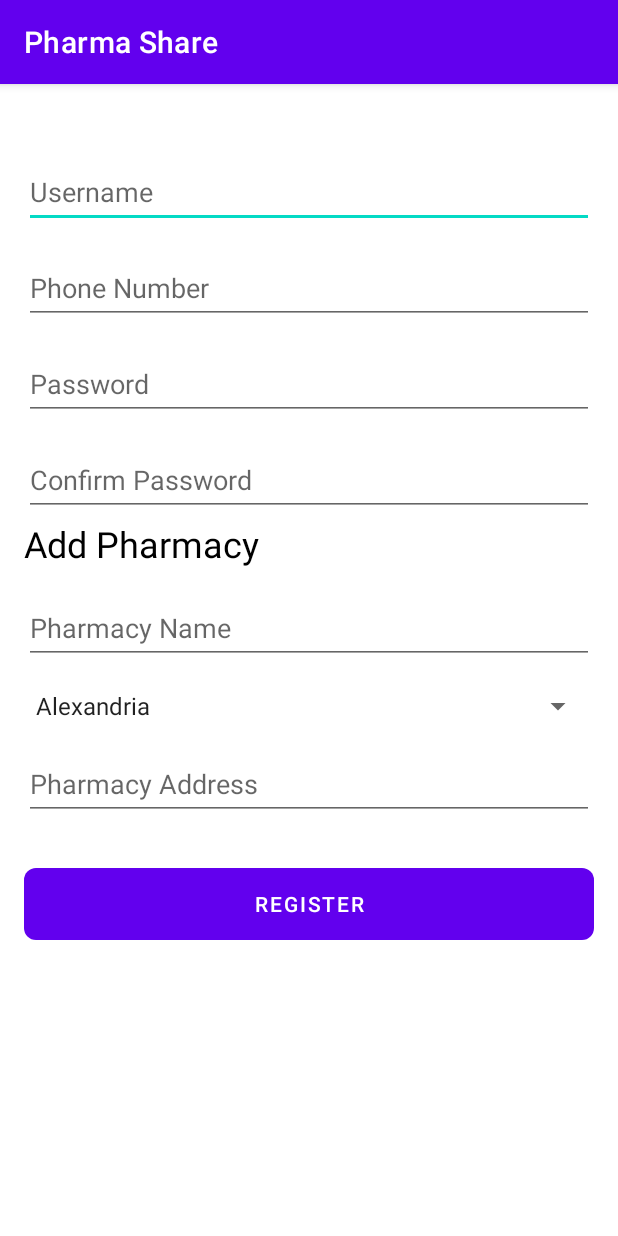
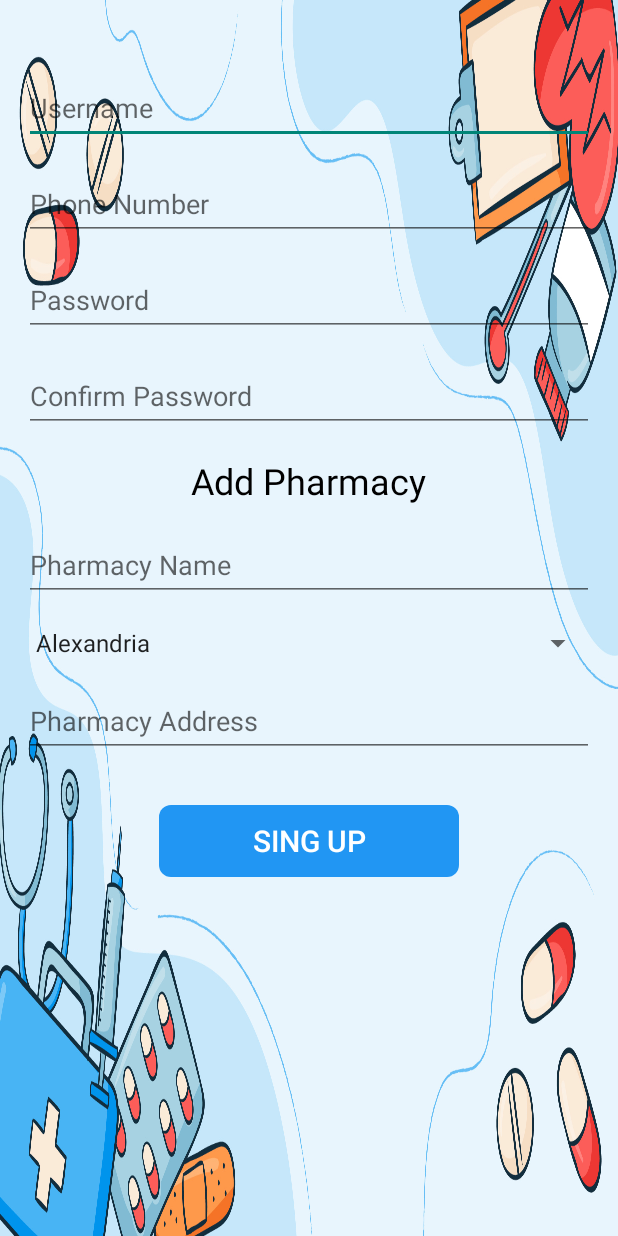
Before and after one commit to ziad-ezzat/PharmaShare, an Android app: the RegisterActivity screen opened directly, with no data from a screen before it, on a phone screen of 412 x 824 dp. Run offline under Robolectric (Android 15) with nearby library versions, the phone set to English and light mode, and no system bars.

Commit message:
intial commit in design

```diff
--- a/app/src/main/res/layout/activity_home.xml
+++ b/app/src/main/res/layout/activity_home.xml
@@ -4,7 +4,7 @@
     xmlns:tools="http://schemas.android.com/tools"
     android:layout_width="match_parent"
     android:layout_height="match_parent"
-    tools:context=".app.Home">
+    tools:context=".app.activities.HomeActivity">
 
     <FrameLayout
         android:id="@+id/home_frame"
@@ -21,7 +21,7 @@
         android:layout_height="0dp"
         android:clipToPadding="true"
         app:itemIconSize="32dp"
-        app:itemIconTint="@color/black"
+        app:itemIconTint="@color/white"
         app:labelVisibilityMode="unlabeled"
         app:layout_constraintBottom_toBottomOf="parent"
         app:layout_constraintEnd_toEndOf="parent"
--- a/app/src/main/res/layout/activity_register.xml
+++ b/app/src/main/res/layout/activity_register.xml
@@ -1,65 +1,63 @@
-<RelativeLayout
+<LinearLayout
     xmlns:android="http://schemas.android.com/apk/res/android"
     android:layout_width="match_parent"
     android:layout_height="match_parent"
-    android:padding="16dp">
+    android:padding="16dp"
+    android:orientation="vertical"
+    android:background="@drawable/back_ground">
 
     <EditText
         android:id="@+id/editTextUsername"
         android:layout_width="match_parent"
         android:layout_height="wrap_content"
         android:hint="Username"
-        android:layout_marginTop="32dp"
-        android:minHeight="48dp" />
+        android:minHeight="48dp"
+        android:layout_marginTop="32dp" />
 
     <EditText
         android:id="@+id/editTextPhoneNumber"
         android:layout_width="match_parent"
         android:layout_height="wrap_content"
-        android:layout_below="@id/editTextUsername"
-        android:layout_marginTop="16dp"
         android:hint="Phone Number"
         android:inputType="phone"
-        android:minHeight="48dp" />
+        android:minHeight="48dp"
+        android:layout_marginTop="16dp" />
 
     <EditText
         android:id="@+id/editTextPassword"
         android:layout_width="match_parent"
         android:layout_height="wrap_content"
-        android:layout_below="@id/editTextPhoneNumber"
-        android:layout_marginTop="16dp"
         android:hint="Password"
         android:inputType="textPassword"
-        android:minHeight="48dp" />
+        android:minHeight="48dp"
+        android:layout_marginTop="16dp" />
+
     <EditText
         android:id="@+id/editTextConfirmPassword"
         android:layout_width="match_parent"
         android:layout_height="wrap_content"
-        android:layout_below="@id/editTextPassword"
-        android:layout_marginTop="16dp"
         android:hint="Confirm Password"
         android:inputType="textPassword"
-        android:minHeight="48dp" />
+        android:minHeight="48dp"
+        android:layout_marginTop="16dp" />
 
     <TextView
         android:id="@+id/textViewAddPharmacy"
         android:layout_width="wrap_content"
         android:layout_height="wrap_content"
-        android:layout_below="@+id/editTextConfirmPassword"
-        android:layout_gravity="center"
-        android:layout_marginTop="2dp"
         android:text="Add Pharmacy"
         android:textColor="#000000"
-        android:textSize="24sp" />
+        android:textSize="24sp"
+        android:layout_gravity="center"
+        android:layout_marginTop="16dp" />
 
     <EditText
         android:id="@+id/editTextPharmacyName"
         android:layout_width="match_parent"
         android:layout_height="wrap_content"
-        android:layout_below="@+id/textViewAddPharmacy"
-        android:layout_marginTop="16dp"
         android:hint="Pharmacy Name"
-        android:minHeight="48dp" />
+        android:minHeight="48dp"
+        android:layout_marginTop="16dp" />
 
     <Spinner
         android:id="@+id/spinnerCity"
@@ -67,36 +65,38 @@
         android:layout_height="wrap_content"
         android:layout_marginTop="16dp"
         android:entries="@array/city_array"
-        android:spinnerMode="dropdown"
-        android:layout_below="@+id/editTextPharmacyName"/>
+        android:spinnerMode="dropdown" />
 
     <EditText
         android:id="@+id/editTextPharmacyAddress"
         android:layout_width="match_parent"
         android:layout_height="wrap_content"
-        android:layout_below="@+id/spinnerCity"
-        android:layout_marginTop="16dp"
         android:hint="Pharmacy Address"
-        android:minHeight="48dp" />
+        android:minHeight="48dp"
+        android:layout_marginTop="16dp" />
 
     <Button
         android:id="@+id/buttonRegister"
-        android:layout_width="match_parent"
+        android:layout_width="200dp"
         android:layout_height="wrap_content"
-        android:layout_below="@id/editTextPharmacyAddress"
-        android:layout_marginTop="32dp"
-        android:text="Register"
+        android:text="Sing Up"
         android:textColor="@android:color/white"
         android:textAllCaps="true"
         android:background="@drawable/round_button"
-        android:onClick="registerButtonClicked"/>
+        android:layout_marginTop="32dp"
+        android:onClick="registerButtonClicked"
+        android:backgroundTint="#2196F3"
+        android:layout_gravity="center"
+        android:textSize="20dp"/>
 
     <TextView
         android:id="@+id/textViewError"
         android:layout_width="match_parent"
         android:layout_height="wrap_content"
-        android:layout_below="@id/buttonRegister"
         android:layout_marginTop="16dp"
         android:textColor="@android:color/holo_red_dark"
-        android:visibility="gone"/>
-</RelativeLayout>
+        android:textSize="18sp"
+        android:textStyle="bold"
+        android:visibility="gone" />
+
+</LinearLayout>
--- a/app/src/main/res/values-night/themes.xml
+++ b/app/src/main/res/values-night/themes.xml
@@ -1,6 +1,6 @@
 <resources xmlns:tools="http://schemas.android.com/tools">
     <!-- Base application theme. -->
-    <style name="Theme.PharmaShare" parent="Theme.MaterialComponents.DayNight.DarkActionBar">
+    <style name="Theme.PharmaShare" parent="Theme.AppCompat.Light.NoActionBar">
         <!-- Primary brand color. -->
         <item name="colorPrimary">@color/purple_200</item>
         <item name="colorPrimaryVariant">@color/purple_700</item>
--- a/app/src/main/res/values/strings.xml
+++ b/app/src/main/res/values/strings.xml
@@ -21,7 +21,7 @@
     <string name="hello_blank_fragment">Hello blank fragment</string>
     <string name="quantity">quantity</string>
     <string name="price">Price</string>
-    <string name="fragment_add_medicine">AddMedicine</string>
+    <string name="fragment_add_medicine">Add Medicine</string>
     <string name="plus">plus</string>
     <string name="minus">minus</string>
     <string name="errorMassageOverExceeded">you exceeded available quantity</string>
--- a/app/src/main/res/values/themes.xml
+++ b/app/src/main/res/values/themes.xml
@@ -1,6 +1,6 @@
 <resources xmlns:tools="http://schemas.android.com/tools">
     <!-- Base application theme. -->
-    <style name="Theme.PharmaShare" parent="Theme.MaterialComponents.DayNight.DarkActionBar">
+    <style name="Theme.PharmaShare" parent="Theme.AppCompat.Light.NoActionBar">
         <!-- Primary brand color. -->
         <item name="colorPrimary">@color/purple_500</item>
         <item name="colorPrimaryVariant">@color/purple_700</item>
```
Also changed, not shown: app/src/main/res/layout/activity_add_pharmacy.xml (+6 -3 lines), app/src/main/res/layout/activity_login.xml (+16 -16 lines), app/src/main/res/layout/fragment_add.xml (+5 -3 lines), app/src/main/res/drawable/back_ground.png (added), app/src/main/res/drawable/pre_registration.png (added).
